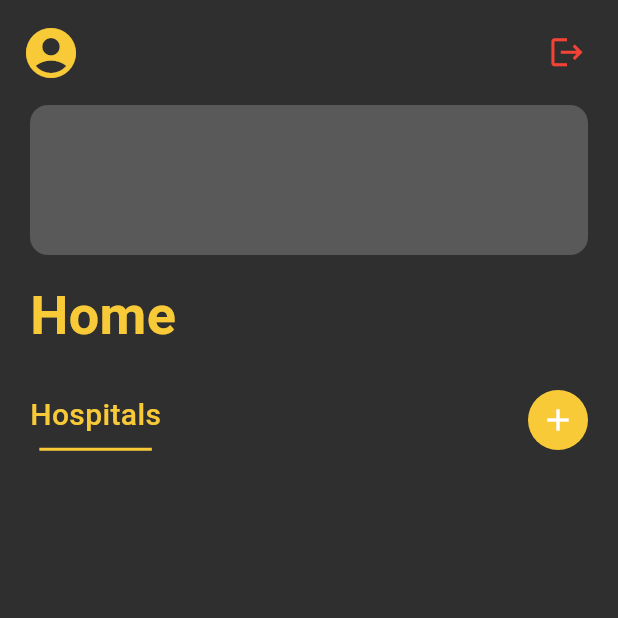
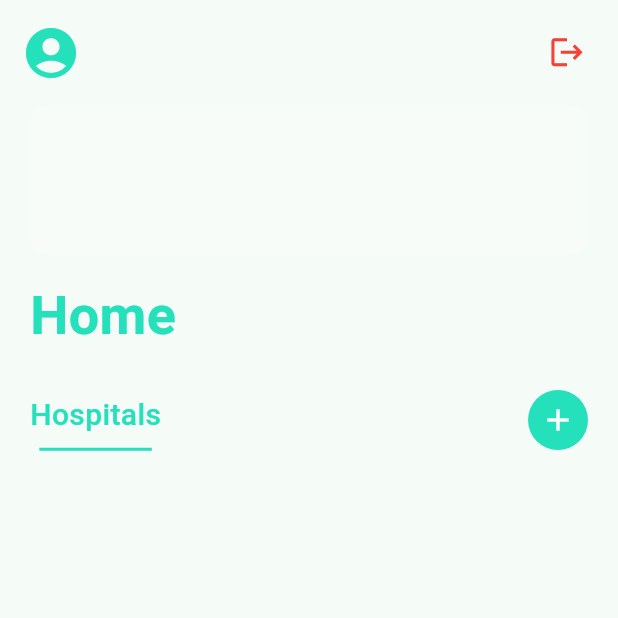
Before and after one commit to vjloable/scavengerhunt, a Flutter app: the HomeRoute screen opened directly, on a phone screen of 412 x 824 dp, the top half of it. Run offline on Flutter 3.47's test engine with Material 2 defaults, Android fonts, the phone set to English and light mode, and no system bars; our stand-ins replace camera, cloud_firestore, firebase_auth, firebase_core, firebase_database, google_sign_in; missing offline and left inert: google_mlkit_barcode_scanning, google_mlkit_commons; accounts and stored records are empty; statements that could not run were skipped.

Commit message:
style: finalize color palette

```diff
--- a/lib/misc/palette.dart
+++ b/lib/misc/palette.dart
@@ -1,7 +1,14 @@
 import 'package:flutter/material.dart';
 
 class Palette {
-  static Color primaryColor = const Color(0xFFF9CA38);
-  static Color secondaryColor =  const Color(0xFF8bca60);
-  static Color bgColor = const Color(0xFF2F2F2F);
+  static Color primaryColor = const Color(0xFF24E1BB);
+  static Color secondaryColor =  const Color(0xFF19BCBB);
+  static Color primaryAccentColor = const Color(0xFF0074ff);
+  static Color secondaryAccentColor = const Color(0xFF0074ff);
+  static Color primaryBright = const Color(0xFFFFFFFF);
+  static Color secondaryBright = const Color(0xFFEAEBEF);
+  static Color primaryDark = const Color(0xFF000000);
+  static Color secondaryDark = const Color(0xFF323232);
+  static List<Color> primaryGradient = [const Color(0xFF0B0B0B), const Color(0xFF12201F), const Color(0xFF042C23)];
+  static List<Color> secondaryGradient = [const Color(0x44000000), const Color(0x44323232)];
 }
```
